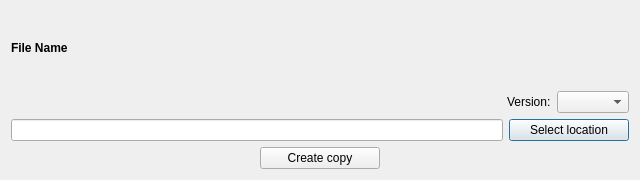
Qt form Gui/Dialogs/DialogCreateCopy.ui (fxdeniz/NeSync) before a commit.
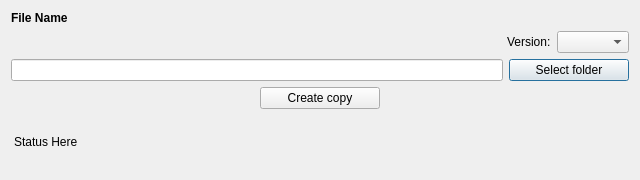
The same form after that commit.

Commit message: complete `DialogCreateCopy`

Patch:
```diff
--- a/Gui/Dialogs/DialogCreateCopy.ui
+++ b/Gui/Dialogs/DialogCreateCopy.ui
@@ -25,7 +25,7 @@
   <property name="maximumSize">
    <size>
     <width>16777215</width>
-    <height>180</height>
+    <height>200</height>
    </size>
   </property>
   <property name="windowTitle">
@@ -34,6 +34,12 @@
   <layout class="QVBoxLayout" name="verticalLayout">
    <item>
     <widget class="QLabel" name="labelFileName">
+     <property name="sizePolicy">
+      <sizepolicy hsizetype="Preferred" vsizetype="Fixed">
+       <horstretch>0</horstretch>
+       <verstretch>0</verstretch>
+      </sizepolicy>
+     </property>
      <property name="font">
       <font>
        <bold>true</bold>
@@ -45,7 +51,7 @@
     </widget>
    </item>
    <item>
-    <layout class="QHBoxLayout" name="horizontalLayout_3">
+    <layout class="QHBoxLayout" name="horizontalLayout">
      <item>
       <spacer name="horizontalSpacer_3">
        <property name="orientation">
@@ -72,7 +78,7 @@
     </layout>
    </item>
    <item>
-    <layout class="QHBoxLayout" name="horizontalLayout">
+    <layout class="QHBoxLayout" name="horizontalLayout_2">
      <item>
       <widget class="QLineEdit" name="lineEdit">
        <property name="readOnly">
@@ -95,14 +101,14 @@
         </size>
        </property>
        <property name="text">
-        <string>Select location</string>
+        <string>Select folder</string>
        </property>
       </widget>
      </item>
     </layout>
    </item>
    <item>
-    <layout class="QHBoxLayout" name="horizontalLayout_2">
+    <layout class="QHBoxLayout" name="horizontalLayout_3">
      <item>
       <spacer name="horizontalSpacer">
        <property name="orientation">
@@ -144,6 +150,22 @@
      </item>
     </layout>
    </item>
+   <item>
+    <widget class="QLabel" name="labelStatus">
+     <property name="styleSheet">
+      <string notr="true">QLabel
+ {
+padding:  5px 5px 5px 0px;
+}</string>
+     </property>
+     <property name="text">
+      <string>Status Here</string>
+     </property>
+     <property name="wordWrap">
+      <bool>true</bool>
+     </property>
+    </widget>
+   </item>
   </layout>
  </widget>
  <resources/>
```
The commit also changes 2 other files.
